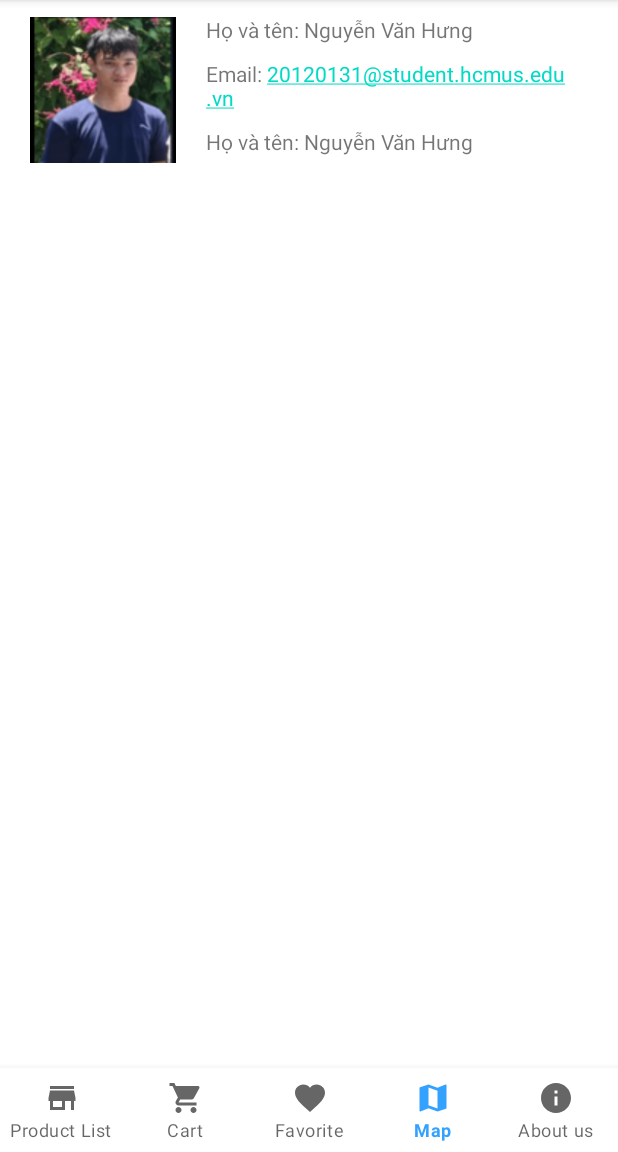
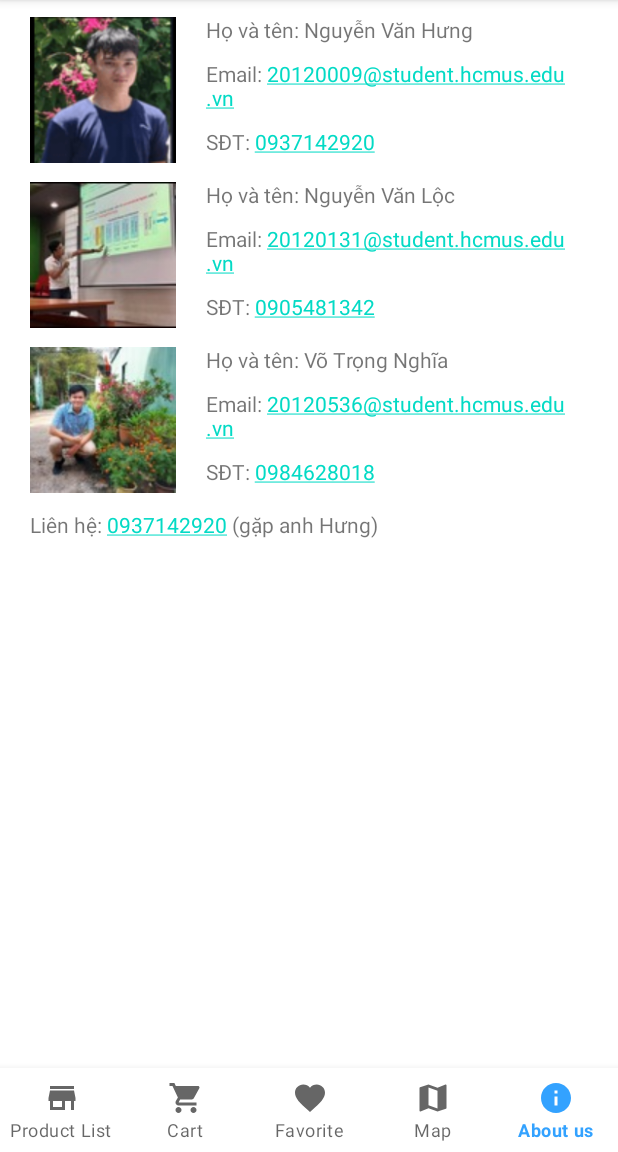
Before and after one commit to mekanican/MiniShopping, an Android app: the screen it shows after launch (MainActivity), item 5 of the bottom bar chosen, on a phone screen of 412 x 824 dp, the part 84-1236 px from its top. Run offline under Robolectric (Android 15) with nearby library versions, the phone set to English and light mode, and no system bars.

Commit message:
edit loading image, raw about us fragment

```diff
--- a/app/src/main/java/com/nlh/minishoping/HomeProduct.java
+++ b/app/src/main/java/com/nlh/minishoping/HomeProduct.java
@@ -22,7 +22,7 @@ public class HomeProduct {
         // Log.d("meow", "GetProducts: " + wrapped.imageLink);
         // Ion.getDefault(c).getConscryptMiddleware().enable(false);
         Ion.with(iv)
-                .placeholder(R.drawable.hung)
+                .placeholder(R.drawable.loading)
                 .error(R.drawable.icon)
                 .animateLoad(R.anim.loading)
                 .load(wrapped.imageLink);
--- a/app/src/main/java/com/nlh/minishoping/MainActivity.java
+++ b/app/src/main/java/com/nlh/minishoping/MainActivity.java
@@ -59,6 +59,7 @@ public class MainActivity extends AppCompatActivity {
                             .show(aboutUsFragment)
                             .commit();
                     currentFragment = aboutUsFragment;
+                    break;
                 default:
                     return false;
             }
--- a/app/src/main/java/com/nlh/minishoping/ProductDetails.java
+++ b/app/src/main/java/com/nlh/minishoping/ProductDetails.java
@@ -7,6 +7,7 @@ import androidx.appcompat.app.AppCompatActivity;
 import android.content.Context;
 import android.content.Intent;
 import android.content.SharedPreferences;
+import android.net.Uri;
 import android.os.Bundle;
 import android.util.Log;
 import android.view.MenuItem;
--- a/app/src/main/res/layout/activity_product_details.xml
+++ b/app/src/main/res/layout/activity_product_details.xml
@@ -61,7 +61,7 @@
                 android:layout_marginTop="10dp"
                 android:layout_marginRight="20dp"
                 android:layout_weight="1"
-                app:srcCompat="@drawable/hung"
+                app:srcCompat="@drawable/loading"
                 android:contentDescription="Product image"/>
 
             <TextView
--- a/app/src/main/res/layout/card_item.xml
+++ b/app/src/main/res/layout/card_item.xml
@@ -47,7 +47,7 @@
             android:text="@string/app_name"
             android:textAlignment="textEnd"
             android:textColor="@android:color/holo_red_light"
-            android:textSize="20sp"></TextView>
+            android:textSize="20sp" />
 
     </LinearLayout>
 
--- a/app/src/main/res/layout/fragment_about_us.xml
+++ b/app/src/main/res/layout/fragment_about_us.xml
@@ -1,7 +1,11 @@
 <?xml version="1.0" encoding="utf-8"?>
-<LinearLayout xmlns:android="http://schemas.android.com/apk/res/android"
-    xmlns:app="http://schemas.android.com/apk/res-auto"
+<ScrollView xmlns:android="http://schemas.android.com/apk/res/android"
     xmlns:tools="http://schemas.android.com/tools"
+    android:layout_width="match_parent"
+    android:layout_height="match_parent"
+    android:scrollbars="vertical">
+
+    <LinearLayout
         android:layout_width="match_parent"
         android:layout_height="match_parent"
         android:orientation="vertical"
@@ -39,6 +43,51 @@
                     android:layout_marginLeft="20dp"
                     android:layout_marginRight="20dp"
                     android:layout_marginTop="10dp"
+                    android:text="Email: 20120009@student.hcmus.edu.vn"
+                    android:autoLink="email"/>
+                <TextView
+                    android:layout_width="wrap_content"
+                    android:layout_height="wrap_content"
+                    android:layout_marginLeft="20dp"
+                    android:layout_marginRight="20dp"
+                    android:layout_marginTop="10dp"
+                    android:autoLink="phone"
+                    android:text="SĐT: 0937142920"/>
+            </LinearLayout>
+        </LinearLayout>
+
+        <LinearLayout
+            android:layout_width="match_parent"
+            android:layout_height="wrap_content"
+            android:orientation="horizontal">
+
+            <ImageView
+                android:id="@+id/image_loc"
+                android:layout_width="100dp"
+                android:layout_height="100dp"
+                android:layout_marginLeft="20dp"
+                android:layout_marginTop="10dp"
+                android:layout_weight="1"
+                android:src="@drawable/loc" />
+
+            <LinearLayout
+                android:layout_width="wrap_content"
+                android:layout_height="wrap_content"
+                android:layout_weight="1"
+                android:orientation="vertical">
+                <TextView
+                    android:layout_width="wrap_content"
+                    android:layout_height="wrap_content"
+                    android:layout_marginLeft="20dp"
+                    android:layout_marginRight="20dp"
+                    android:layout_marginTop="10dp"
+                    android:text="Họ và tên: Nguyễn Văn Lộc"/>
+                <TextView
+                    android:layout_width="wrap_content"
+                    android:layout_height="wrap_content"
+                    android:layout_marginLeft="20dp"
+                    android:layout_marginRight="20dp"
+                    android:layout_marginTop="10dp"
                     android:text="Email: 20120131@student.hcmus.edu.vn"
                     android:autoLink="email"/>
                 <TextView
@@ -47,12 +96,68 @@
                     android:layout_marginLeft="20dp"
                     android:layout_marginRight="20dp"
                     android:layout_marginTop="10dp"
-                android:text="Họ và tên: Nguyễn Văn Hưng"/>
+                    android:autoLink="phone"
+                    android:text="SĐT: 0905481342"/>
+            </LinearLayout>
+        </LinearLayout>
+
+        <LinearLayout
+            android:layout_width="match_parent"
+            android:layout_height="wrap_content"
+            android:orientation="horizontal">
+
+            <ImageView
+                android:id="@+id/image_nghia"
+                android:layout_width="100dp"
+                android:layout_height="100dp"
+                android:layout_marginLeft="20dp"
+                android:layout_marginTop="10dp"
+                android:layout_weight="1"
+                android:src="@drawable/nghia" />
+
+            <LinearLayout
+                android:layout_width="wrap_content"
+                android:layout_height="wrap_content"
+                android:layout_weight="1"
+                android:orientation="vertical">
+                <TextView
+                    android:layout_width="wrap_content"
+                    android:layout_height="wrap_content"
+                    android:layout_marginLeft="20dp"
+                    android:layout_marginRight="20dp"
+                    android:layout_marginTop="10dp"
+                    android:text="Họ và tên: Võ Trọng Nghĩa"/>
+                <TextView
+                    android:layout_width="wrap_content"
+                    android:layout_height="wrap_content"
+                    android:layout_marginLeft="20dp"
+                    android:layout_marginRight="20dp"
+                    android:layout_marginTop="10dp"
+                    android:text="Email: 20120536@student.hcmus.edu.vn"
+                    android:autoLink="email"/>
+                <TextView
+                    android:layout_width="wrap_content"
+                    android:layout_height="wrap_content"
+                    android:layout_marginLeft="20dp"
+                    android:layout_marginRight="20dp"
+                    android:layout_marginTop="10dp"
+                    android:autoLink="phone"
+                    android:text="SĐT: 0984628018"/>
             </LinearLayout>
 
 
         </LinearLayout>
 
-
+        <TextView
+            android:layout_width="match_parent"
+            android:layout_height="wrap_content"
+            android:layout_marginLeft="20dp"
+            android:layout_marginRight="20dp"
+            android:layout_marginTop="10dp"
+            android:autoLink="phone"
+            android:layout_gravity="center_horizontal"
+            android:text="Liên hệ: 0937142920 (gặp anh Hưng)"
+            />
 
     </LinearLayout>
+</ScrollView>
```
Also changed, not shown: app/src/main/res/drawable/loading.jpg (added). Lines whose indentation alone changed are shown as unchanged.
